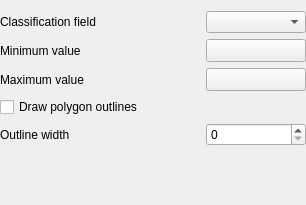
The window that src/ui/qgscontinuouscolordialogbase.ui (kadas-albireo/kadas-albireo) describes before a commit, drawn with Qt 5.
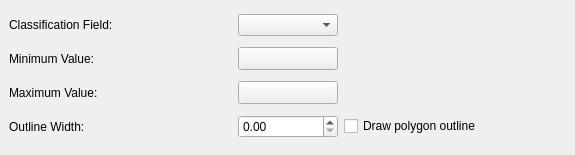
The same window after the commit. Custom widgets are drawn as their Qt base class.

What changed in the file:
```diff
--- a/src/ui/qgscontinuouscolordialogbase.ui
+++ b/src/ui/qgscontinuouscolordialogbase.ui
@@ -5,35 +5,22 @@
    <rect>
     <x>0</x>
     <y>0</y>
-    <width>306</width>
-    <height>205</height>
+    <width>575</width>
+    <height>155</height>
    </rect>
   </property>
   <property name="windowTitle" >
    <string>Continuous color</string>
   </property>
   <layout class="QGridLayout" >
-   <property name="leftMargin" >
-    <number>0</number>
+   <property name="margin" >
+    <number>9</number>
    </property>
-   <property name="rightMargin" >
-    <number>0</number>
+   <property name="spacing" >
+    <number>6</number>
    </property>
-   <item row="0" column="0" >
-    <widget class="QLabel" name="classvarlabel" >
-     <property name="minimumSize" >
-      <size>
-       <width>0</width>
-       <height>20</height>
-      </size>
-     </property>
-     <property name="text" >
-      <string>Classification field</string>
-     </property>
-     <property name="buddy" >
-      <cstring>classificationComboBox</cstring>
-     </property>
-    </widget>
+   <item row="3" column="1" >
+    <widget class="QDoubleSpinBox" name="outlinewidthspinbox" />
    </item>
    <item row="0" column="1" >
     <widget class="QComboBox" name="classificationComboBox" >
@@ -45,22 +32,6 @@
      </property>
     </widget>
    </item>
-   <item row="1" column="0" >
-    <widget class="QLabel" name="mincolorlabel" >
-     <property name="minimumSize" >
-      <size>
-       <width>0</width>
-       <height>20</height>
-      </size>
-     </property>
-     <property name="text" >
-      <string>Minimum value</string>
-     </property>
-     <property name="buddy" >
-      <cstring>btnMinValue</cstring>
-     </property>
-    </widget>
-   </item>
    <item row="1" column="1" >
     <widget class="QgsColorButton" name="btnMinValue" >
      <property name="minimumSize" >
@@ -80,7 +51,7 @@
       </size>
      </property>
      <property name="text" >
-      <string>Maximum value</string>
+      <string>Maximum Value:</string>
      </property>
      <property name="buddy" >
       <cstring>btnMaxValue</cstring>
@@ -97,14 +68,7 @@
      </property>
     </widget>
    </item>
-   <item row="3" column="0" colspan="2" >
-    <widget class="QCheckBox" name="cb_polygonOutline" >
-     <property name="text" >
-      <string>Draw polygon outlines</string>
-     </property>
-    </widget>
-   </item>
-   <item row="4" column="0" >
+   <item row="3" column="0" >
     <widget class="QLabel" name="outlinewidthlabel" >
      <property name="minimumSize" >
       <size>
@@ -113,28 +77,48 @@
       </size>
      </property>
      <property name="text" >
-      <string>Outline width</string>
+      <string>Outline Width:</string>
      </property>
+    </widget>
+   </item>
+   <item row="1" column="0" >
+    <widget class="QLabel" name="mincolorlabel" >
+     <property name="minimumSize" >
+      <size>
+       <width>0</width>
+       <height>20</height>
+      </size>
+     </property>
+     <property name="text" >
+      <string>Minimum Value:</string>
+     </property>
      <property name="buddy" >
       <cstring>outlinewidthspinbox</cstring>
      </property>
     </widget>
    </item>
-   <item row="4" column="1" >
-    <widget class="QSpinBox" name="outlinewidthspinbox" />
-   </item>
-   <item row="5" column="0" >
-    <spacer>
-     <property name="orientation" >
-      <enum>Qt::Vertical</enum>
-     </property>
-     <property name="sizeHint" >
+   <item row="0" column="0" >
+    <widget class="QLabel" name="classvarlabel" >
+     <property name="minimumSize" >
       <size>
-       <width>20</width>
-       <height>40</height>
+       <width>0</width>
+       <height>20</height>
       </size>
      </property>
-    </spacer>
+     <property name="text" >
+      <string>Classification Field:</string>
+     </property>
+     <property name="buddy" >
+      <cstring>classificationComboBox</cstring>
+     </property>
+    </widget>
+   </item>
+   <item row="3" column="2" >
+    <widget class="QCheckBox" name="cb_polygonOutline" >
+     <property name="text" >
+      <string>Draw polygon outline</string>
+     </property>
+    </widget>
    </item>
   </layout>
  </widget>
```
Left out of the diff: 3 changed lines with no effect on the pictures.
